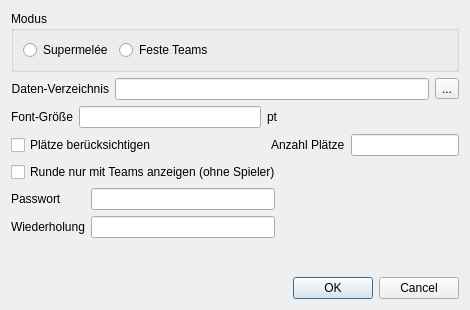
Old version of the form ui/settings_dlg.ui in the repository boulette42/petanque-tournament.
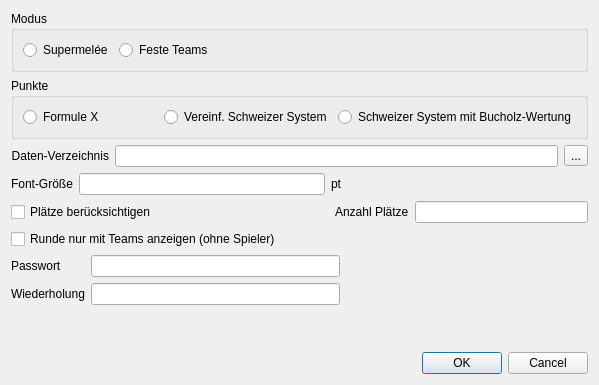
New version of the form.

Commit message: different modes to evaluate results: swiss, buchholz, formuleX

Diff of the .ui file:
```diff
--- a/ui/settings_dlg.ui
+++ b/ui/settings_dlg.ui
@@ -6,8 +6,8 @@
    <rect>
     <x>0</x>
     <y>0</y>
-    <width>470</width>
-    <height>310</height>
+    <width>599</width>
+    <height>385</height>
    </rect>
   </property>
   <property name="windowTitle">
@@ -50,6 +50,36 @@
      </layout>
     </widget>
    </item>
+   <item>
+    <widget class="QGroupBox" name="gbPoints">
+     <property name="title">
+      <string>Punkte</string>
+     </property>
+     <layout class="QHBoxLayout" name="horizontalLayout_5">
+      <item>
+       <widget class="QRadioButton" name="rbFormuleX">
+        <property name="text">
+         <string>Formule X</string>
+        </property>
+       </widget>
+      </item>
+      <item>
+       <widget class="QRadioButton" name="rbSuisseSimple">
+        <property name="text">
+         <string>Vereinf. Schweizer System</string>
+        </property>
+       </widget>
+      </item>
+      <item>
+       <widget class="QRadioButton" name="rbSuisseBuchholz">
+        <property name="text">
+         <string>Schweizer System mit Bucholz-Wertung</string>
+        </property>
+       </widget>
+      </item>
+     </layout>
+    </widget>
+   </item>
    <item>
     <layout class="QHBoxLayout" name="horizontalLayout_2">
      <item>
```
Left out of the diff: 55 changed lines with no effect on the pictures. The commit also changes 18 other files.
